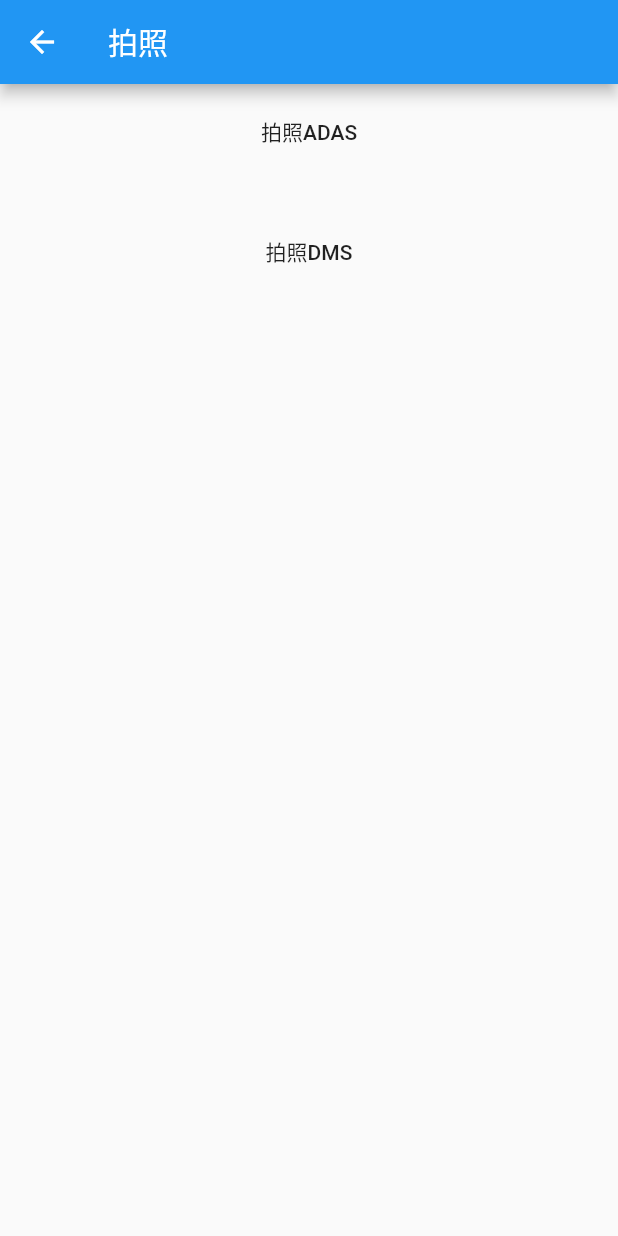
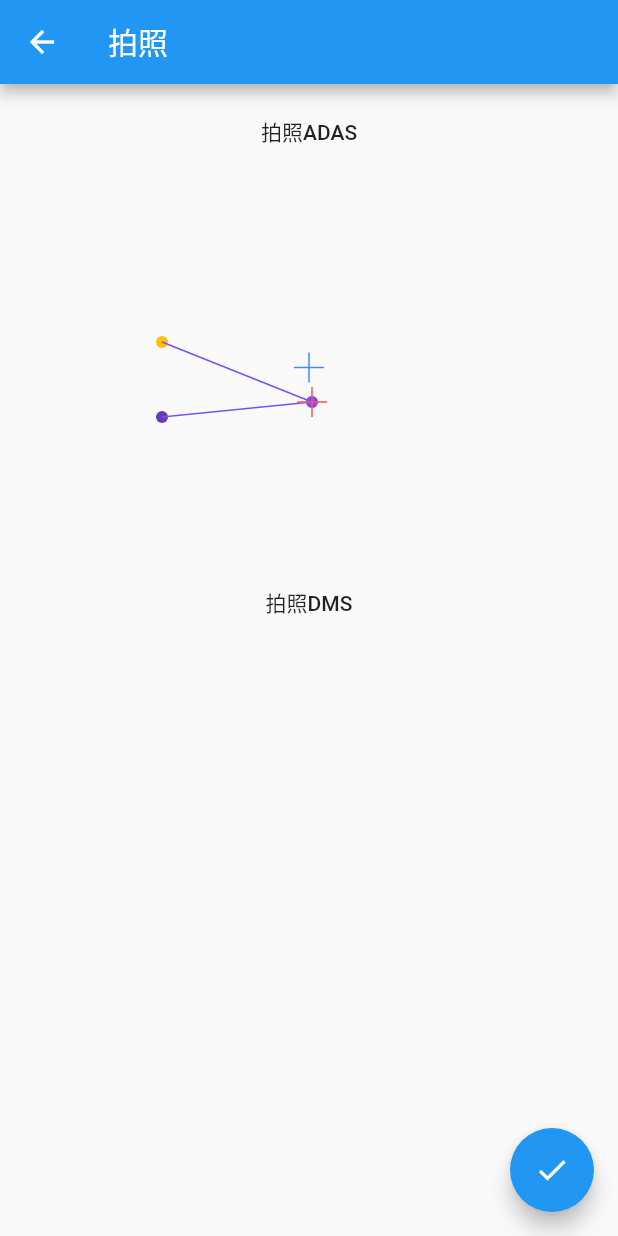
Before and after one commit to MascotWu/M4_Settings, a Flutter app: the CameraPage screen opened directly, on a phone screen of 412 x 824 dp. Run offline on Flutter 3.47's test engine with Material 2 defaults, Android fonts, the phone set to English and light mode, and no system bars; our stand-ins replace rxdart.

Commit message:
完成灭点标定

```diff
--- a/lib/camera.dart
+++ b/lib/camera.dart
@@ -1,5 +1,6 @@
 import 'package:flutter/material.dart';
 
+import 'curve_painter.dart';
 import 'view_model.dart';
 
 class CameraPage extends StatefulWidget {
@@ -17,21 +18,19 @@ class _CameraPageState extends State<CameraPage> {
     vm = ViewModel.get();
   }
 
-  final carWidthController = TextEditingController(text: '2.2');
-  final cameraHeightController = TextEditingController(text: '1.5');
-  final cameraRightDistController = TextEditingController(text: '0.8');
-  final cameraLeftDistController = TextEditingController(text: '0.8');
-  final cameraFrontDistController = TextEditingController(text: '0.1');
-  final frontWheelFrontDistController = TextEditingController(text: '1.5');
+  Offset offset1 = Offset(200, 60);
+  Offset offset2 = Offset(180, 150);
+  Offset offset3 = Offset(220, 90);
+  Offset offset4 = Offset(250, 180);
 
-  @override
-  void dispose() {
-    carWidthController.dispose();
-    super.dispose();
-  }
+  int pointSelected;
+
+  CurvePainter curvePainter;
 
   @override
   Widget build(BuildContext context) {
+    curvePainter = CurvePainter(
+        point1: offset1, point2: offset2, point3: offset3, point4: offset4);
     return Scaffold(
       appBar: AppBar(
         title: Text('拍照'),
@@ -52,7 +51,84 @@ class _CameraPageState extends State<CameraPage> {
               },
             ),
           ),
-          _adasImage ?? Text(''),
+          Container(
+              padding: EdgeInsets.all(8.0),
+              height: 250,
+              alignment: Alignment.center,
+              child: Stack(
+                children: <Widget>[
+                  Center(
+                    child: _adasImage ?? Text(''),
+                  ),
+                  Center(
+                    child: CustomPaint(
+                      painter: curvePainter,
+                      child: Center(
+                        child: GestureDetector(
+                          onPanStart: (detail) {
+                            var offsets = [
+                              (offset1 - detail.localPosition)
+                                  .distanceSquared
+                                  .round(),
+                              (offset2 - detail.localPosition)
+                                  .distanceSquared
+                                  .round(),
+                              (offset3 - detail.localPosition)
+                                  .distanceSquared
+                                  .round(),
+                              (offset4 - detail.localPosition)
+                                  .distanceSquared
+                                  .round()
+                            ];
+
+                            var b = [
+                              (offset1 - detail.localPosition)
+                                  .distanceSquared
+                                  .round(),
+                              (offset2 - detail.localPosition)
+                                  .distanceSquared
+                                  .round(),
+                              (offset3 - detail.localPosition)
+                                  .distanceSquared
+                                  .round(),
+                              (offset4 - detail.localPosition)
+                                  .distanceSquared
+                                  .round()
+                            ];
+                            b.sort();
+                            var r = b[0];
+                            pointSelected = -1;
+                            if (r < 1000)
+                              for (var i = 0; i < 4; i++) {
+                                if (r == offsets[i]) {
+                                  pointSelected = i + 1;
+                                }
+                              }
+                          },
+                          onPanUpdate: (detail) {
+                            if (pointSelected != null)
+                              setState(() {
+                                if (pointSelected == 1) {
+                                  offset1 +=
+                                      Offset(detail.delta.dx, detail.delta.dy);
+                                } else if (pointSelected == 2) {
+                                  offset2 +=
+                                      Offset(detail.delta.dx, detail.delta.dy);
+                                } else if (pointSelected == 3) {
+                                  offset3 +=
+                                      Offset(detail.delta.dx, detail.delta.dy);
+                                } else if (pointSelected == 4) {
+                                  offset4 +=
+                                      Offset(detail.delta.dx, detail.delta.dy);
+                                }
+                              });
+                          },
+                        ),
+                      ),
+                    ),
+                  ),
+                ],
+              )),
           Container(
             padding: EdgeInsets.all(8.0),
             alignment: Alignment.center,
@@ -70,7 +146,39 @@ class _CameraPageState extends State<CameraPage> {
           _dmsImage ?? Text('')
         ],
       ),
+      floatingActionButton: FloatingActionButton(
+        onPressed: _setConfig,
+        child: Icon(Icons.done),
+      ),
       resizeToAvoidBottomPadding: false,
     );
   }
+
+  void _setConfig() {
+    vm.addOrUpdate(vm.macroConfigFile, {
+      'camera_pitch': curvePainter.pitch,
+      'camera_yaw': curvePainter.yaw,
+      'camera_roll': 0.0,
+      'camera_fov_w': curvePainter.opticalParam['fu'],
+      'camera_fov_h': curvePainter.opticalParam['fv'],
+      'camera_cu': curvePainter.opticalParam['cu'],
+      'camera_cv': curvePainter.opticalParam['cv'],
+      'roi_width': curvePainter.opticalParam['width'],
+      'roi_height': curvePainter.opticalParam['height'],
+    });
+
+    vm.addOrUpdate(vm.detectFlagFile, {
+      'pitch': curvePainter.pitch,
+      'yaw': curvePainter.yaw,
+      'roll': 0.0,
+      'fu': curvePainter.opticalParam['fu'],
+      'fv': curvePainter.opticalParam['fv'],
+      'cu': curvePainter.opticalParam['cu'],
+      'cv': curvePainter.opticalParam['cv'],
+      'image_width': curvePainter.opticalParam['width'],
+      'image_height': curvePainter.opticalParam['height'],
+    });
+
+    Navigator.pop(context);
+  }
 }
--- a/lib/convert.dart
+++ b/lib/convert.dart
@@ -2,7 +2,7 @@ gflagDecode(String gflags) {
   Map<String, dynamic> map = {};
   var lines = gflags.split('\n');
   for (var i = 0; i < lines.length; i++) {
-    if (lines[i].startsWith('--')) {
+    if (lines[i].startsWith('--') && lines[i].contains('=')) {
       var split = lines[i].split('=');
       var key = split[0].substring(2);
       var value = split[1];
@@ -14,7 +14,8 @@ gflagDecode(String gflags) {
 
 gflagEncode(Map<String, dynamic> map) {
   var gflagString = '';
-  for (var key in map.keys) gflagString += '--' + key + '=' + map[key] + '\n';
+  for (var key in map.keys)
+    gflagString += '--' + key + '=' + map[key].toString() + '\n';
 
   return gflagString;
 }
--- /dev/null
+++ b/lib/curve_painter.dart
@@ -0,0 +1,129 @@
+import 'dart:math';
+
+import 'package:flutter/material.dart';
+
+class CurvePainter extends CustomPainter {
+  CurvePainter({this.point1, this.point2, this.point3, this.point4});
+
+  // to prevent creating Paint Object frequently
+  final p = Paint();
+
+  final sizeOfCross = 10;
+
+  Offset point1 = Offset(100, 100);
+  Offset point2 = Offset(200, 140);
+  Offset point3 = Offset(100, 150);
+  Offset point4 = Offset(200, 140);
+  Offset vp;
+
+  var yaw;
+  var pitch;
+
+  final opticalParam = {
+    'cu': 640,
+    'cv': 360,
+    'fu': 1458,
+    'fv': 1458,
+    'height': 720,
+    'width': 1280,
+  };
+
+  drawLane(Canvas canvas, Size size) {
+    p.color = Colors.amber;
+    p.style = PaintingStyle.fill;
+    canvas.drawCircle(point1, 4, p);
+
+    p.color = Colors.amberAccent;
+    p.style = PaintingStyle.fill;
+    canvas.drawCircle(point2, 4, p);
+
+    p.color = Colors.deepPurple;
+    p.style = PaintingStyle.fill;
+    canvas.drawCircle(point3, 4, p);
+
+    p.color = Colors.deepPurpleAccent;
+    p.style = PaintingStyle.fill;
+    canvas.drawCircle(point4, 4, p);
+
+    canvas.drawLine(
+      point1,
+      point2,
+      p,
+    );
+
+    canvas.drawLine(
+      point3,
+      point4,
+      p,
+    );
+  }
+
+  drawCenterCross(Canvas canvas, Size size) {
+    p.color = Colors.blueAccent;
+    p.strokeWidth = 1;
+    canvas.drawLine(
+      Offset(size.width / 2 - sizeOfCross, size.height / 2),
+      Offset(size.width / 2 + sizeOfCross, size.height / 2),
+      p,
+    );
+
+    canvas.drawLine(
+      Offset(size.width / 2, size.height / 2 - sizeOfCross),
+      Offset(size.width / 2, size.height / 2 + sizeOfCross),
+      p,
+    );
+  }
+
+  @override
+  void paint(Canvas canvas, Size size) {
+    drawCenterCross(canvas, size);
+    drawLane(canvas, size);
+    drawVanishPoint(canvas, size);
+  }
+
+  @override
+  bool shouldRepaint(CurvePainter oldDelegate) {
+    return oldDelegate.point1 != point1 ||
+        oldDelegate.point2 != point2 ||
+        oldDelegate.point3 != point3 ||
+        oldDelegate.point4 != point4;
+  }
+
+  drawVanishPoint(Canvas canvas, Size size) {
+    var v1 = cpr(point1, point2, point3);
+    var v2 = cpr(point1, point2, point4);
+
+    vp = (point3.scale(v2, v2) - point4.scale(v1, v1)) / (v2 - v1);
+
+    p.color = Colors.redAccent;
+    p.strokeWidth = 1;
+    canvas.drawLine(
+      Offset(vp.dx - sizeOfCross, vp.dy),
+      Offset(vp.dx + sizeOfCross, vp.dy),
+      p,
+    );
+
+    canvas.drawLine(
+      Offset(vp.dx, vp.dy - sizeOfCross),
+      Offset(vp.dx, vp.dy + sizeOfCross),
+      p,
+    );
+
+    var oc = {'x': opticalParam['cu'], 'y': opticalParam['cv']};
+
+    pitch = atan2(
+            vp.dy - oc['y'],
+            sqrt(opticalParam['fv'] * opticalParam['fv'] +
+                (vp.dx - oc['x']) * (vp.dx - oc['x']))) *
+        180 /
+        pi;
+
+    print({'pitch': pitch});
+    yaw = atan2(opticalParam['cu'] - vp.dx, opticalParam['fu']) * 180 / pi;
+    print({'yaw': yaw});
+  }
+
+  cpr(Offset a, Offset b, Offset c) {
+    return (b.dx - a.dx) * (c.dy - a.dy) - (b.dy - a.dy) * (c.dx - a.dx);
+  }
+}
--- a/lib/main.dart
+++ b/lib/main.dart
@@ -62,7 +62,7 @@ class _HomePageState extends State<HomePage> {
         ),
         ListTile(
           leading: FlutterLogo(),
-          title: Text('摄像头'),
+          title: Text('摄像头设置'),
           onTap: () {
             Navigator.push(
                 context,
@@ -132,7 +132,7 @@ class _HomePageState extends State<HomePage> {
         ),
         ListTile(
           leading: FlutterLogo(),
-          title: Text('拍照'),
+          title: Text('摄像头调校'),
           onTap: () {
             Navigator.push(context,
                 new MaterialPageRoute(builder: (context) => new CameraPage()));
--- a/lib/view_model.dart
+++ b/lib/view_model.dart
@@ -240,8 +240,8 @@ class ViewModel {
         } else if (socketMessage['type'] == 'write_file_error') {
           print('write file error');
         } else if (socketMessage['type'] == 'get_camera_image_ok') {
+          print('get_camera_image_ok');
           if (socketMessage['result']['camera'] == 'adas') {
-            print('get_camera_image_ok');
             _adasPicture.add(base64Decode(socketMessage['result']['image']));
           } else if (socketMessage['result']['camera'] == 'driver') {
             _dmsPicture.add(base64Decode(socketMessage['result']['image']));
```
